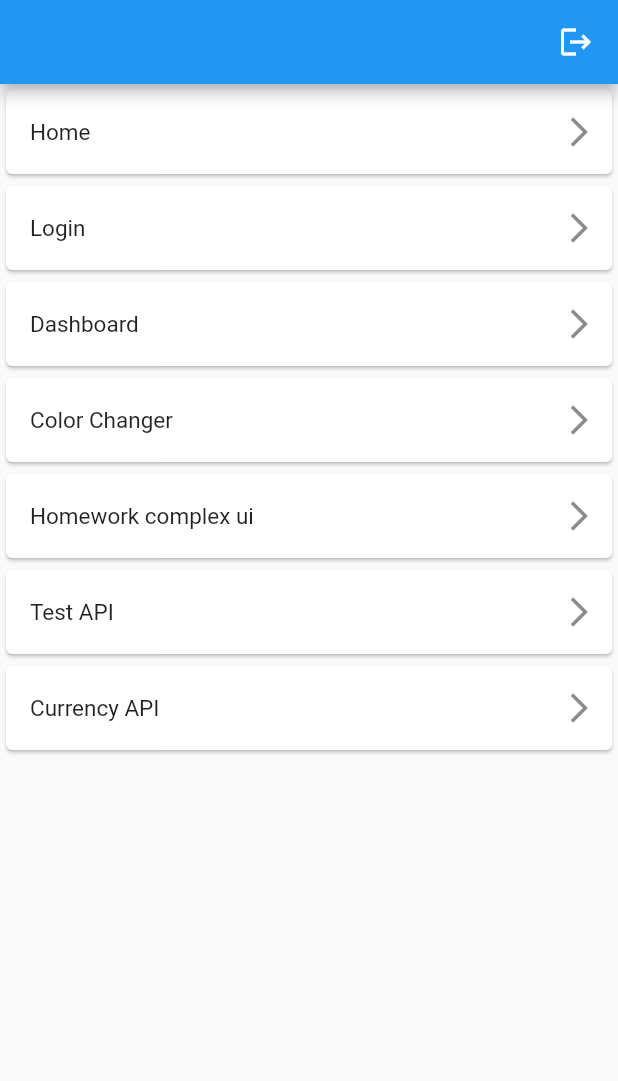
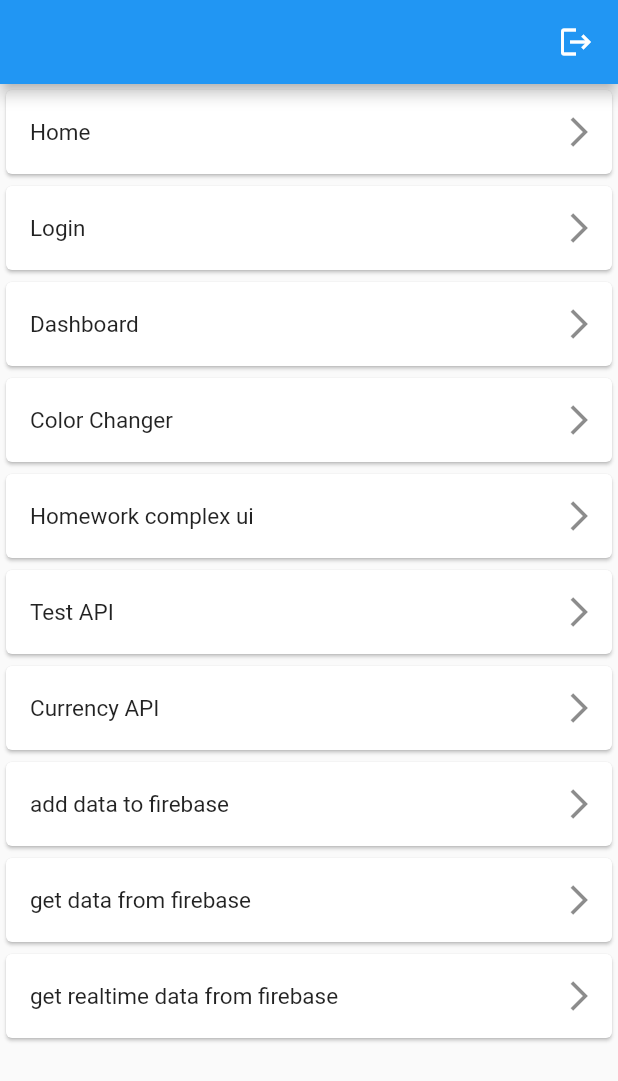
Before and after one commit to zand-yasin/flutter_index_academy, a Flutter app: the MyApp screen opened directly, on a phone screen of 412 x 824 dp. Shown: the top 1081 px of the screen. Run offline on Flutter 3.47's test engine with Material 2 defaults, Android fonts, the phone set to English and light mode, and no system bars; our stand-ins replace cloud_firestore, easy_localization, firebase_auth, firebase_core; accounts and stored records are empty.

Commit message:
calling screens

```diff
--- a/lib/myapp.dart
+++ b/lib/myapp.dart
@@ -118,6 +118,39 @@ class MyApp extends StatelessWidget {
                   },
                 ),
               ),
+              Card(
+                child: ListTile(
+                  trailing: Text('add data to firebase'),
+                  leading: Icon(Icons.arrow_back_ios),
+                  onTap: () {
+                    Navigator.push(context, MaterialPageRoute(builder: (_) {
+                      return AddUser();
+                    }));
+                  },
+                ),
+              ),
+              Card(
+                child: ListTile(
+                  trailing: Text('get data from firebase'),
+                  leading: Icon(Icons.arrow_back_ios),
+                  onTap: () {
+                    Navigator.push(context, MaterialPageRoute(builder: (_) {
+                      return GetUserName('QM9s5ULdPpfif02aBNwZ');
+                    }));
+                  },
+                ),
+              ),
+              Card(
+                child: ListTile(
+                  trailing: Text('get realtime data from firebase'),
+                  leading: Icon(Icons.arrow_back_ios),
+                  onTap: () {
+                    Navigator.push(context, MaterialPageRoute(builder: (_) {
+                      return UserInformation();
+                    }));
+                  },
+                ),
+              ),
             ],
           ),
         ),
```
